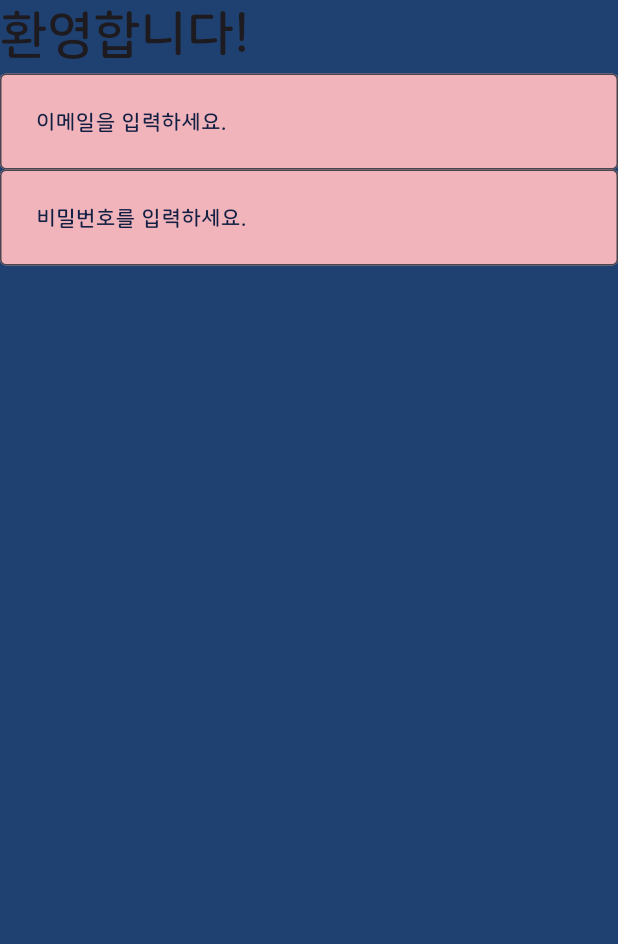
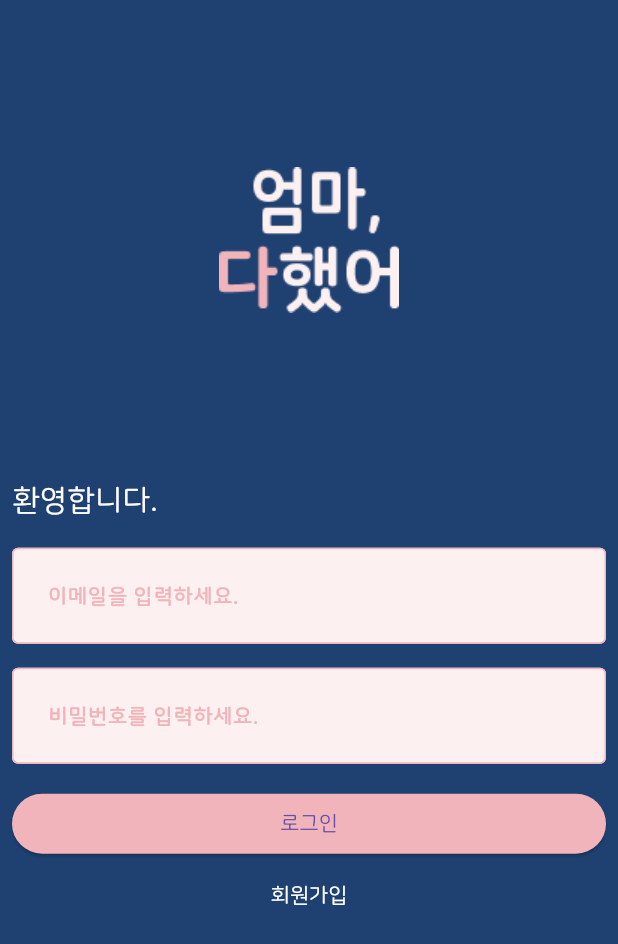
Before and after one commit to yongbospace/mom_im_done, a Flutter app: the screen it shows after launch, on a phone screen of 412 x 824 dp. Shown: the top 944 px of the screen. Run offline on Flutter 3.47's test engine with Material 3 defaults, Android fonts, the phone set to English and light mode, and no system bars; our stand-ins replace dio, flutter_secure_storage; network calls fail.

Commit message:
login/paginate Homework

```diff
--- a/lib/common/component/custom_text_form_field.dart
+++ b/lib/common/component/custom_text_form_field.dart
@@ -35,12 +35,13 @@ class CustomTextFormField extends StatelessWidget {
           hintText: hintText,
           errorText: errorText,
           hintStyle: TextStyle(
-              color: C_BODY_TEXT_COLOR,
+              color: C_INPUT_BOLDER_COLOR,
               fontSize: 14.0,
               fontWeight: FontWeight.w600),
           fillColor: C_INPUT_BG_COLOR,
           filled: true,
           border: baseBorder,
+          enabledBorder: baseBorder,
           focusedBorder: baseBorder.copyWith(
               borderSide: baseBorder.borderSide.copyWith(
             color: C_PRIMARY_COLOR,
--- a/lib/common/const/colors.dart
+++ b/lib/common/const/colors.dart
@@ -1,6 +1,7 @@
 import 'package:flutter/material.dart';
 
 const C_PRIMARY_COLOR = Color(0xFF1F4172);
-const C_BODY_TEXT_COLOR = Color(0xFF132043);
-const C_INPUT_BG_COLOR = Color(0xFFF1B4BB);
+const C_BODY_TEXT_COLOR = Color(0xFF868686);
+const C_INPUT_BG_COLOR = Color(0xFFFDF0F0);
 const C_INPUT_BOLDER_COLOR = Color(0xFFF1B4BB);
+const C_IS_NOT_DONE = Color(0xFFCD5C5C);
--- /dev/null
+++ b/lib/common/const/data.dart
@@ -0,0 +1,10 @@
+import 'dart:io';
+
+import 'package:flutter_secure_storage/flutter_secure_storage.dart';
+
+const ACCESS_TOKEN_KEY = 'ACCESS_TOKEN';
+const REFRESH_TOKEN_KEY = 'REFRESH_TOKEN';
+final storage = FlutterSecureStorage();
+final androidIp = '10.0.2.2';
+final appleIp = '127.0.0.1';
+final ip = Platform.isIOS ? appleIp : androidIp;
--- a/lib/common/layout/default_layout.dart
+++ b/lib/common/layout/default_layout.dart
@@ -1,16 +1,45 @@
 import 'package:flutter/material.dart';
-import 'package:mom_im_done/common/const/colors.dart';
 
 class DefaultLayout extends StatelessWidget {
   final Widget child;
+  final Color? backgroundColor;
+  final String? title;
+  final Widget? bottomNavigationBar;
 
-  const DefaultLayout({required this.child, super.key});
+  const DefaultLayout({
+    required this.child,
+    this.backgroundColor,
+    this.title,
+    this.bottomNavigationBar,
+    super.key,
+  });
 
   @override
   Widget build(BuildContext context) {
     return Scaffold(
-      backgroundColor: C_PRIMARY_COLOR,
+      backgroundColor: backgroundColor ?? Colors.white,
+      appBar: renderAppBar(),
       body: child,
+      bottomNavigationBar: bottomNavigationBar,
     );
   }
+
+  AppBar? renderAppBar() {
+    if (title == null) {
+      return null;
+    } else {
+      return AppBar(
+        foregroundColor: Colors.black,
+        backgroundColor: Colors.white,
+        elevation: 0,
+        title: Text(
+          title!,
+          style: TextStyle(
+            fontSize: 16.0,
+            fontWeight: FontWeight.w600,
+          ),
+        ),
+      );
+    }
+  }
 }
--- a/lib/main.dart
+++ b/lib/main.dart
@@ -1,6 +1,7 @@
 import 'package:flutter/material.dart';
 import 'package:mom_im_done/common/component/custom_text_form_field.dart';
 import 'package:mom_im_done/common/const/colors.dart';
+import 'package:mom_im_done/common/view/splash_screen.dart';
 import 'package:mom_im_done/user/view/login_screen.dart';
 
 void main() {
@@ -13,8 +14,9 @@ class _App extends StatelessWidget {
   @override
   Widget build(BuildContext context) {
     return MaterialApp(
+      debugShowCheckedModeBanner: false,
       theme: ThemeData(fontFamily: 'NanumSquareRound'),
-      home: LoginScreen(),
+      home: SplashScreen(),
     );
   }
 }
--- a/lib/user/view/login_screen.dart
+++ b/lib/user/view/login_screen.dart
@@ -1,29 +1,103 @@
+import 'dart:convert';
+import 'dart:io';
+
+import 'package:dio/dio.dart';
 import 'package:flutter/material.dart';
+import 'package:mom_im_done/common/const/colors.dart';
+import 'package:mom_im_done/common/const/data.dart';
 import 'package:mom_im_done/common/layout/default_layout.dart';
-
+import 'package:mom_im_done/common/view/root_tab.dart';
 import '../../common/component/custom_text_form_field.dart';
 
-class LoginScreen extends StatelessWidget {
+class LoginScreen extends StatefulWidget {
   const LoginScreen({super.key});
 
   @override
+  State<LoginScreen> createState() => _LoginScreenState();
+}
+
+class _LoginScreenState extends State<LoginScreen> {
+  String username = '';
+  String password = '';
+
+  @override
   Widget build(BuildContext context) {
+    final dio = Dio();
+
     return DefaultLayout(
+      backgroundColor: C_PRIMARY_COLOR,
+      child: SingleChildScrollView(
+        keyboardDismissBehavior: ScrollViewKeyboardDismissBehavior.onDrag,
         child: SafeArea(
           top: true,
+          child: Padding(
+            padding: const EdgeInsets.symmetric(horizontal: 8.0),
             child: Column(
               crossAxisAlignment: CrossAxisAlignment.stretch,
               children: [
+                Image.asset(
+                  'asset/images/logo.png',
+                  // width: MediaQuery.of(context).size.width / 2,
+                ),
                 _Title(),
+                SizedBox(height: 16.0),
                 CustomTextFormField(
                   hintText: '이메일을 입력하세요.',
-              onChanged: (String value) {},
+                  onChanged: (String value) {
+                    username = value;
+                  },
                 ),
+                SizedBox(height: 16.0),
                 CustomTextFormField(
                   hintText: '비밀번호를 입력하세요.',
-              onChanged: (String value) {},
+                  obscureText: true,
+                  onChanged: (String value) {
+                    password = value;
+                  },
+                ),
+                SizedBox(height: 16.0),
+                ElevatedButton(
+                  style: ElevatedButton.styleFrom(
+                    backgroundColor: C_INPUT_BOLDER_COLOR,
+                  ),
+                  onPressed: () async {
+                    final rawString = '$username:$password';
+                    print(rawString);
+                    Codec<String, String> stringToBase64 = utf8.fuse(base64);
+                    String token = stringToBase64.encode(rawString);
+
+                    final resp = await dio.post(
+                      'http://$ip:3000/auth/login/email',
+                      options: Options(
+                        headers: {
+                          'authorization': 'Basic $token',
+                        },
+                      ),
+                    );
+
+                    final refreshToken = resp.data['refreshToken'];
+                    final accessToken = resp.data['accessToken'];
+
+                    storage.write(key: REFRESH_TOKEN_KEY, value: refreshToken);
+                    storage.write(key: ACCESS_TOKEN_KEY, value: accessToken);
+
+                    Navigator.of(context).push(
+                      MaterialPageRoute(
+                        builder: (_) => RootTab(),
+                      ),
+                    );
+                    print(resp.data);
+                  },
+                  child: Text('로그인'),
+                ),
+                TextButton(
+                  style: TextButton.styleFrom(foregroundColor: Colors.white),
+                  onPressed: () {},
+                  child: Text('회원가입'),
                 ),
               ],
+            ),
+          ),
         ),
       ),
     );
@@ -36,10 +110,11 @@ class _Title extends StatelessWidget {
   @override
   Widget build(BuildContext context) {
     return Text(
-      '환영합니다!',
+      '환영합니다.',
       style: TextStyle(
-        fontSize: 34,
-        fontWeight: FontWeight.w600,
+        fontSize: 20,
+        fontWeight: FontWeight.w400,
+        color: Colors.white,
       ),
     );
   }
--- a/pubspec.yaml
+++ b/pubspec.yaml
@@ -9,14 +9,15 @@ environment:
 dependencies:
   flutter:
     sdk: flutter
-
   cupertino_icons: ^1.0.2
+  dio: ^5.4.1
+  flutter_secure_storage: ^9.0.0
 
 dev_dependencies:
   flutter_test:
     sdk: flutter
 
-  flutter_lints: ^2.0.0
+#  flutter_lints: ^2.0.0
 
 flutter:
 
```
Also changed, not shown: lib/common/view/root_tab.dart (added, +82 -0 lines), lib/common/view/splash_screen.dart (added, +74 -0 lines), lib/homework/component/homework_card.dart (added, +87 -0 lines), lib/homework/view/homwork_screen.dart (added, +50 -0 lines), asset/images/logo.png (added), pubspec.lock, 7 other files. Lines whose indentation alone changed are shown as unchanged.
